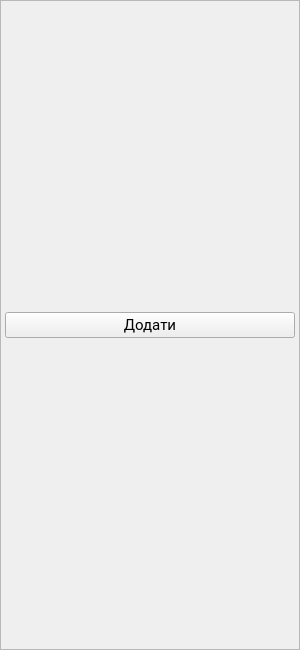
Above: src/componentswidget.ui from doliinyk/PC-Constructor before the change. Below: the same form after it.
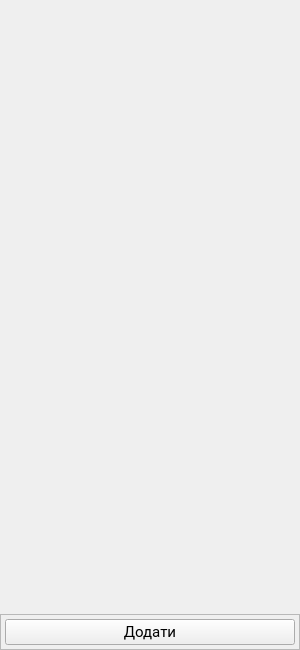
That is the form after the change.

What changed in the file:
```diff
--- a/src/componentswidget.ui
+++ b/src/componentswidget.ui
@@ -84,6 +84,25 @@
      </layout>
     </widget>
    </item>
+   <item row="1" column="0">
+    <spacer name="verticalSpacer">
+     <property name="orientation">
+      <enum>Qt::Vertical</enum>
+     </property>
+     <property name="sizeType">
+      <enum>QSizePolicy::Expanding</enum>
+     </property>
+     <property name="sizeHint" stdset="0">
+      <size>
+       <width>0</width>
+       <height>0</height>
+      </size>
+     </property>
+    </spacer>
+   </item>
+   <item row="0" column="0">
+    <layout class="QGridLayout" name="gridLayout"/>
+   </item>
   </layout>
  </widget>
  <resources/>
```
Left out of the diff: 3 changed lines with no effect on the pictures.
